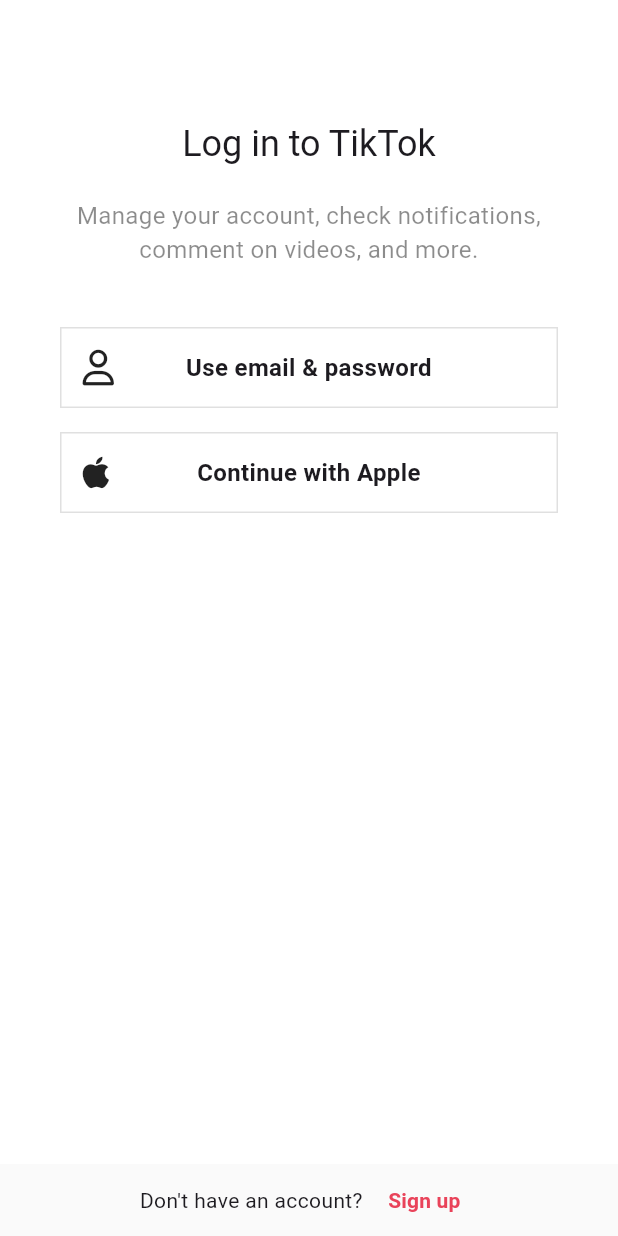
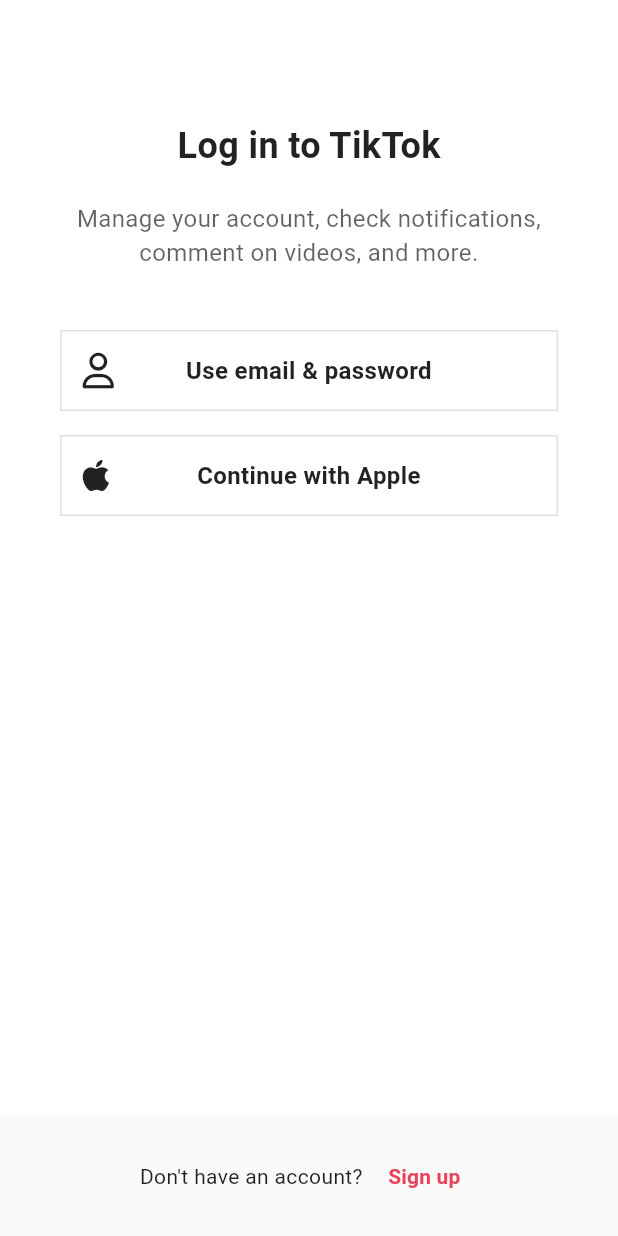
Before and after one commit to jrsky723/tiktok_clone, a Flutter app: the screen it shows after launch, after a tap on "Log in", on a phone screen of 412 x 824 dp. Run offline on Flutter 3.47's test engine with Material 3 defaults, Android fonts, the phone set to English and light mode, and no system bars; our stand-ins replace font_awesome_flutter, marquee, video_player, visibility_detector; Roboto replaces fonts that are missing (Itim).

Commit message:
# 15.4 Typography
- 만약 TextStyle에 custom style이 있고, TextTheme을 사용하기 싫다면, Typography를 사용하면 된다.
  - font와 color만 제공한다.

```diff
--- a/lib/features/authentication/email_screen.dart
+++ b/lib/features/authentication/email_screen.dart
@@ -61,7 +61,6 @@ class _EmailScreenState extends State<EmailScreen> {
     return GestureDetector(
       onTap: _onScaffoldTap,
       child: Scaffold(
-        backgroundColor: Colors.white,
         appBar: AppBar(
           title: const Text(
             "Sign up",
--- a/lib/features/authentication/login_screen.dart
+++ b/lib/features/authentication/login_screen.dart
@@ -31,18 +31,23 @@ class LoginScreen extends StatelessWidget {
           child: Column(
             children: [
               Gaps.v80,
-              Text(
+              const Text(
                 "Log in to TikTok",
-                style: Theme.of(context).textTheme.headlineSmall,
+                style: TextStyle(
+                  fontSize: Sizes.size24,
+                  fontWeight: FontWeight.w700,
+                ),
               ),
               Gaps.v20,
-              const Text(
-                "Manage your account, check notifications, comment on videos, and more.",
-                style: TextStyle(
-                  fontSize: Sizes.size16,
-                  color: Colors.black45,
+              const Opacity(
+                opacity: 0.7,
+                child: Text(
+                  "Manage your account, check notifications, comment on videos, and more.",
+                  style: TextStyle(
+                    fontSize: Sizes.size16,
+                  ),
+                  textAlign: TextAlign.center,
                 ),
-                textAlign: TextAlign.center,
               ),
               Gaps.v40,
               AuthButton(
@@ -60,8 +65,7 @@ class LoginScreen extends StatelessWidget {
           ),
         ),
       ),
-      bottomNavigationBar: Container(
-        color: Colors.grey.shade50,
+      bottomNavigationBar: BottomAppBar(
         child: Row(
           mainAxisAlignment: MainAxisAlignment.center,
           children: [
--- a/lib/features/authentication/password_screen.dart
+++ b/lib/features/authentication/password_screen.dart
@@ -67,7 +67,6 @@ class _PasswordScreenState extends State<PasswordScreen> {
     return GestureDetector(
       onTap: _onScaffoldTap,
       child: Scaffold(
-        backgroundColor: Colors.white,
         appBar: AppBar(
           title: const Text(
             "Sign up",
--- a/lib/features/authentication/sign_up_screen.dart
+++ b/lib/features/authentication/sign_up_screen.dart
@@ -45,9 +45,12 @@ class SignUpScreen extends StatelessWidget {
               child: Column(
                 children: [
                   Gaps.v80,
-                  Text(
+                  const Text(
                     "Sign Up for TikTok",
-                    style: Theme.of(context).textTheme.headlineSmall,
+                    style: TextStyle(
+                      fontSize: Sizes.size24,
+                      fontWeight: FontWeight.w700,
+                    ),
                   ),
                   Gaps.v20,
                   const Opacity(
--- a/lib/features/authentication/widgets/form_button.dart
+++ b/lib/features/authentication/widgets/form_button.dart
@@ -1,5 +1,6 @@
 import 'package:flutter/material.dart';
 import 'package:tiktok_clone/constants/sizes.dart';
+import 'package:tiktok_clone/utils.dart';
 
 class FormButton extends StatelessWidget {
   const FormButton({
@@ -26,7 +27,9 @@ class FormButton extends StatelessWidget {
           decoration: BoxDecoration(
             borderRadius: BorderRadius.circular(Sizes.size5),
             color: disabled
-                ? Colors.grey.shade300
+                ? isDarkMode(context)
+                    ? Colors.grey.shade800
+                    : Colors.grey.shade300
                 : Theme.of(context).primaryColor,
           ),
           duration: const Duration(milliseconds: 500),
--- a/lib/main.dart
+++ b/lib/main.dart
@@ -1,6 +1,5 @@
 import 'package:flutter/material.dart';
 import 'package:flutter/services.dart';
-import 'package:google_fonts/google_fonts.dart';
 import 'package:tiktok_clone/constants/sizes.dart';
 import 'package:tiktok_clone/features/authentication/sign_up_screen.dart';
 
@@ -26,9 +25,9 @@ class TikTokApp extends StatelessWidget {
       title: 'TikTok Clone',
       themeMode: ThemeMode.system,
       theme: ThemeData(
+        textTheme: Typography.blackMountainView,
         brightness: Brightness.light,
         scaffoldBackgroundColor: Colors.white,
-        textTheme: GoogleFonts.itimTextTheme(),
         primaryColor: const Color(
           0xFFE9435A,
         ),
@@ -53,16 +52,15 @@ class TikTokApp extends StatelessWidget {
         ),
         bottomAppBarTheme: BottomAppBarTheme(
           color: Colors.grey.shade50,
+          elevation: 0,
         ),
         bottomNavigationBarTheme: BottomNavigationBarThemeData(
           backgroundColor: Colors.grey.shade50,
         ),
       ),
       darkTheme: ThemeData(
+        textTheme: Typography.whiteMountainView,
         brightness: Brightness.dark,
-        textTheme: GoogleFonts.itimTextTheme(
-          ThemeData(brightness: Brightness.dark).textTheme,
-        ),
         scaffoldBackgroundColor: Colors.grey.shade900,
         primaryColor: const Color(
           0xFFE9435A,
@@ -88,6 +86,7 @@ class TikTokApp extends StatelessWidget {
         ),
         bottomAppBarTheme: BottomAppBarTheme(
           color: Colors.grey.shade800,
+          elevation: 0,
         ),
         bottomNavigationBarTheme: const BottomNavigationBarThemeData(
           backgroundColor: Colors.black,
```
Also changed, not shown: lib/features/authentication/birthday_screen.dart (+7 -6 lines), lib/features/authentication/username_screen.dart (+7 -6 lines), lib/features/onboarding/interests_screen.dart (+6 -16 lines), lib/features/onboarding/tutorial_screen.dart (+4 -5 lines), lib/features/onboarding/widgets/interest_button.dart (renamed from lib/features/authentication/widgets/interest_button.dart, +6 -1 lines).
